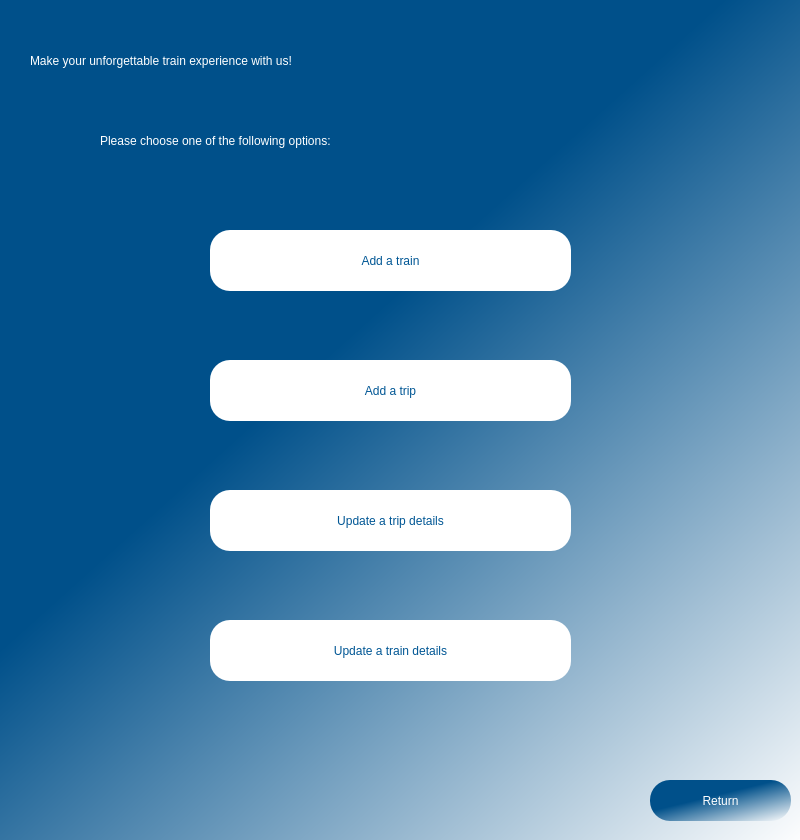
Above: ui/adminOptions.ui from kareemsakkary/TrainBookingSystem before the change. Below: the same form after it.
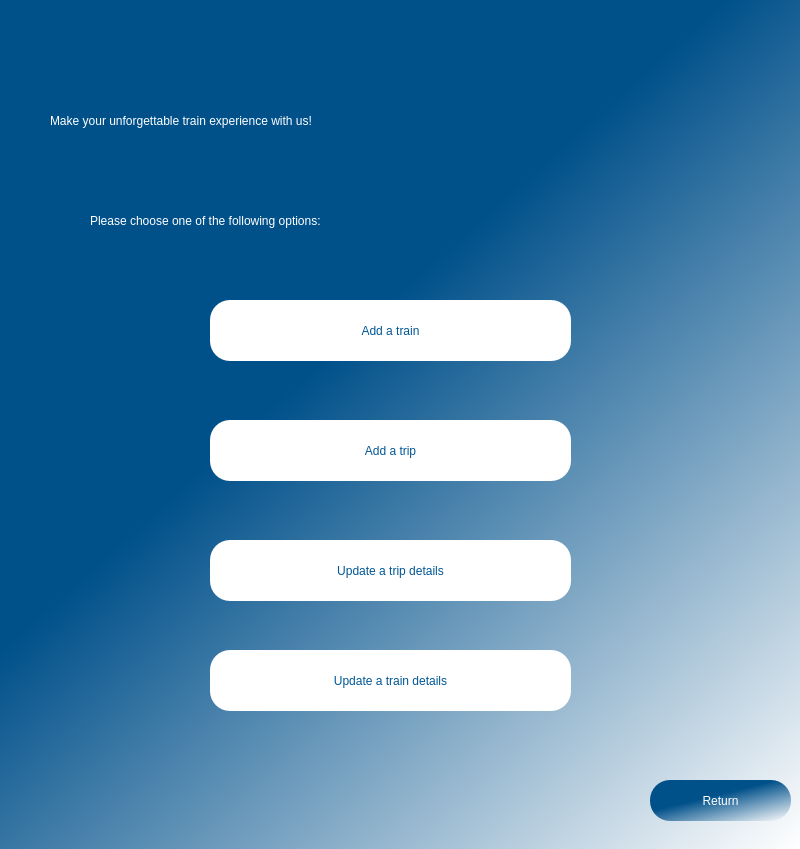
That is the form after the change.

```diff
--- a/ui/adminOptions.ui
+++ b/ui/adminOptions.ui
@@ -7,7 +7,7 @@
     <x>0</x>
     <y>0</y>
     <width>800</width>
-    <height>840</height>
+    <height>849</height>
    </rect>
   </property>
   <property name="windowTitle">
@@ -32,8 +32,8 @@
    <widget class="QLabel" name="title">
     <property name="geometry">
      <rect>
-      <x>30</x>
-      <y>30</y>
+      <x>50</x>
+      <y>90</y>
       <width>721</width>
       <height>61</height>
      </rect>
@@ -49,8 +49,8 @@
    <widget class="QLabel" name="optionmsg">
     <property name="geometry">
      <rect>
-      <x>100</x>
-      <y>120</y>
+      <x>90</x>
+      <y>200</y>
       <width>561</width>
       <height>41</height>
      </rect>
@@ -67,7 +67,7 @@
     <property name="geometry">
      <rect>
       <x>210</x>
-      <y>230</y>
+      <y>300</y>
       <width>361</width>
       <height>61</height>
      </rect>
@@ -93,7 +93,7 @@
     <property name="geometry">
      <rect>
       <x>210</x>
-      <y>490</y>
+      <y>540</y>
       <width>361</width>
       <height>61</height>
      </rect>
@@ -119,7 +119,7 @@
     <property name="geometry">
      <rect>
       <x>210</x>
-      <y>360</y>
+      <y>420</y>
       <width>361</width>
       <height>61</height>
      </rect>
@@ -145,7 +145,7 @@
     <property name="geometry">
      <rect>
       <x>210</x>
-      <y>620</y>
+      <y>650</y>
       <width>361</width>
       <height>61</height>
      </rect>
```
